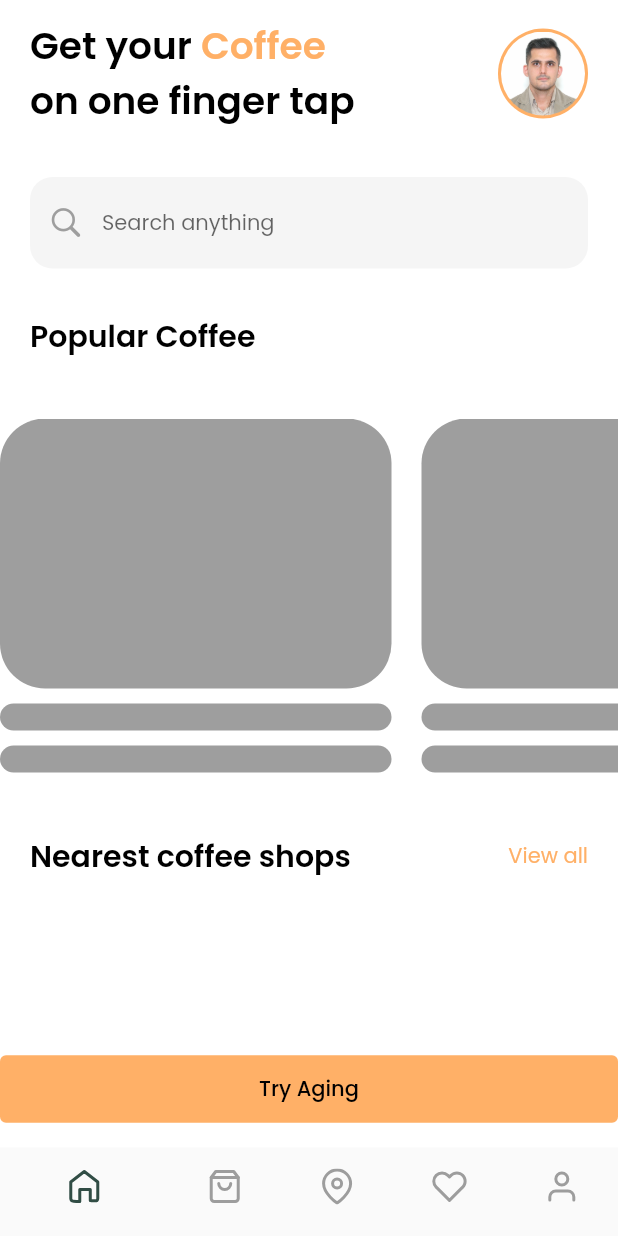
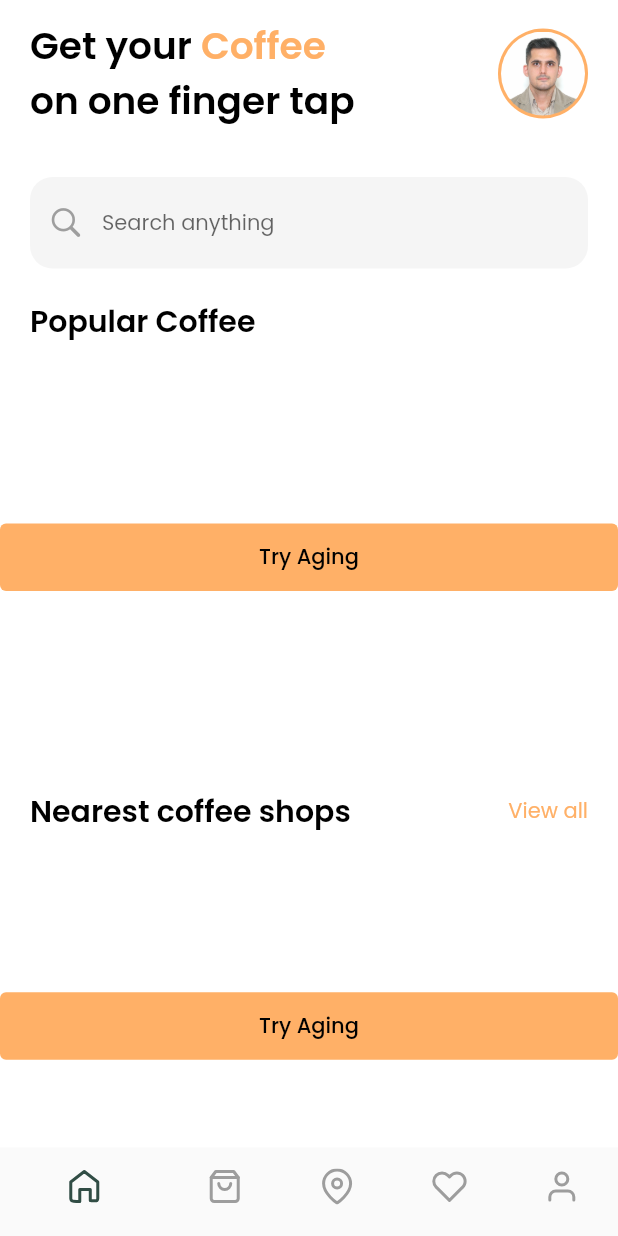
Before and after one commit to amin109vd/cup_coffee, a Flutter app: the screen it shows after launch, on a phone screen of 412 x 824 dp. Run offline on Flutter 3.47's test engine with Material 2 defaults, Android fonts, the phone set to English and light mode, and no system bars; our stand-ins replace dio, equatable, flutter_bloc, flutter_svg, google_fonts, shimmer; network calls fail.

Commit message:
fix: bloc popular_coffee_list.dart using extension function

```diff
--- a/lib/ui/screens/main/main_screen.dart
+++ b/lib/ui/screens/main/main_screen.dart
@@ -1,4 +1,5 @@
 import 'package:cup_coffee/data/repository/server_repository.dart';
+import 'package:cup_coffee/data/utils/m_extension.dart';
 import 'package:cup_coffee/generated/assets.dart';
 import 'package:cup_coffee/ui/utils/colors.dart';
 import 'package:cup_coffee/ui/widget/nearest_coffee_shops/nearest_coffee_shop_bloc.dart';
@@ -124,15 +125,10 @@ class _MainScreenState extends State<MainScreen> {
                         hintText: 'Search anything',
                       ),
                     ),
-                    const SizedBox(
-                      height: 30,
-                    ),
+                    20.toHeight,
                     Text(
                       'Popular Coffee',
                       style: theme.textTheme.headline3,
-                    ),
-                    const SizedBox(
-                      height: 20,
                     ),
                   ],
                 ),
@@ -161,9 +157,6 @@ class _MainScreenState extends State<MainScreen> {
                         ),
                       ],
                     ),
-                    const SizedBox(
-                      height: 12,
-                    ),
                   ],
                 ),
               ),
--- a/lib/ui/widget/popular_coffee_list/popular_coffee_list.dart
+++ b/lib/ui/widget/popular_coffee_list/popular_coffee_list.dart
@@ -1,6 +1,7 @@
 import 'package:cup_coffee/data/models/PopularCoffeeModels.dart';
 import 'package:cup_coffee/data/utils/m_extension.dart';
 import 'package:cup_coffee/ui/widget/popular_coffee_list/popular_coffee_bloc.dart';
+import 'package:cup_coffee/ui/widget/shimmer_list.dart';
 import 'package:flutter/cupertino.dart';
 import 'package:flutter/material.dart';
 import 'package:flutter_bloc/flutter_bloc.dart';
@@ -17,18 +18,40 @@ class _PopularCoffeeListState extends State<PopularCoffeeList> {
   Widget build(BuildContext context) {
     return BlocBuilder<PopularCoffeeBloc, PopularCoffeeState>(
       builder: (context, state) {
+        if (state is PopularCoffeeLoading || state is PopularCoffeeInitial) {
+          return ShimmerList(
+            height: 245,
+          );
+        } else if (state is PopularCoffeeSuccess) {
           return SizedBox(
             height: 245,
-          child: ListView.separated(
+            child: ListView.builder(
                 shrinkWrap: true,
                 physics: const BouncingScrollPhysics(),
                 scrollDirection: Axis.horizontal,
-              itemBuilder: (context, index) => state is PopularCoffeeSuccess
-                  ? ItemPopularCoffeeList(coffeeModel: state.list[index])
-                  : const ItemShimmerPopularCoffeeList(),
-              separatorBuilder: (context, index) => const SizedBox(width: 20),
-              itemCount: state is PopularCoffeeSuccess ? state.list.length : 5),
+                itemBuilder: (context, index) => Container(
+                    padding: index == state.list.length - 1
+                        ? EdgeInsets.symmetric(horizontal: 20)
+                        : EdgeInsets.only(left: 20),
+                    child:
+                        ItemPopularCoffeeList(coffeeModel: state.list[index])),
+                itemCount: state.list.length),
           );
+        }else{
+          return SizedBox(
+            height: 245,
+            child: Center(
+              child: ElevatedButton(
+                style: ElevatedButton.styleFrom(
+                  minimumSize: const Size.fromHeight(45),
+                  elevation: 0,
+                ),
+                child: const Text('Try Aging'),
+                onPressed: () {},
+              ),
+            ),
+          );
+        }
       },
     );
   }
```
Also changed, not shown: lib/ui/widget/nearest_coffee_shops/nearest_coffee_shop_list.dart (+4 -61 lines), lib/ui/widget/shimmer_list.dart (added, +56 -0 lines). Lines whose indentation alone changed are shown as unchanged.
